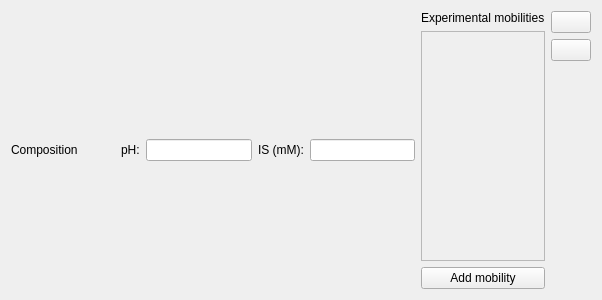
This is src/ui/bufferwidget.ui in echmet/AnglerFish as Qt 5 draws it before an edit. The edited form follows.
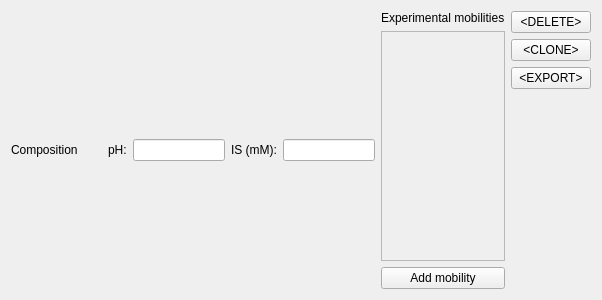
This is the edited form. Custom widgets are drawn as their Qt base class.

What changed in the file:
```diff
--- a/src/ui/bufferwidget.ui
+++ b/src/ui/bufferwidget.ui
@@ -150,18 +150,25 @@
     </layout>
    </item>
    <item>
-    <layout class="QVBoxLayout" name="qvlay_controls" stretch="0,0,0">
+    <layout class="QVBoxLayout" name="qvlay_controls" stretch="0,0,0,0">
      <item>
       <widget class="QPushButton" name="qpb_remove">
        <property name="text">
-        <string/>
+        <string>&lt;DELETE&gt;</string>
        </property>
       </widget>
      </item>
      <item>
       <widget class="QPushButton" name="qpb_clone">
        <property name="text">
-        <string/>
+        <string>&lt;CLONE&gt;</string>
+       </property>
+      </widget>
+     </item>
+     <item>
+      <widget class="QPushButton" name="qpb_export">
+       <property name="text">
+        <string>&lt;EXPORT&gt;</string>
        </property>
       </widget>
      </item>
```
